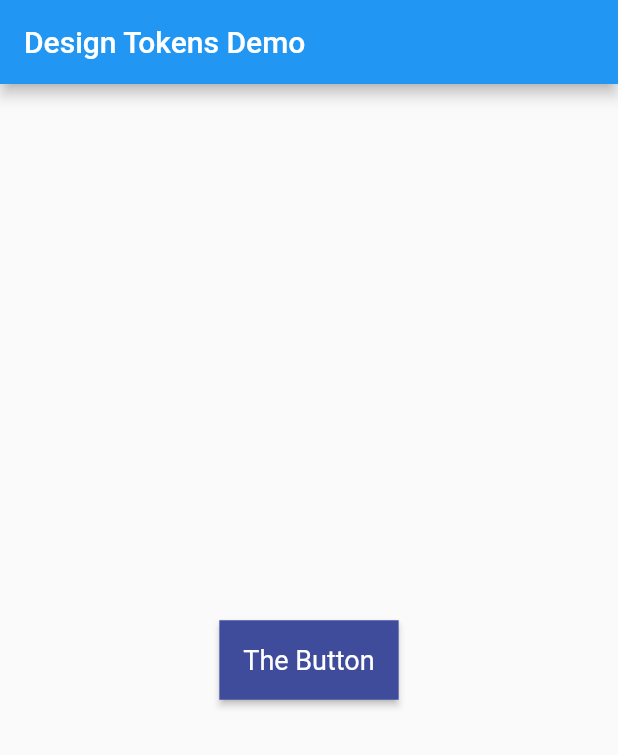
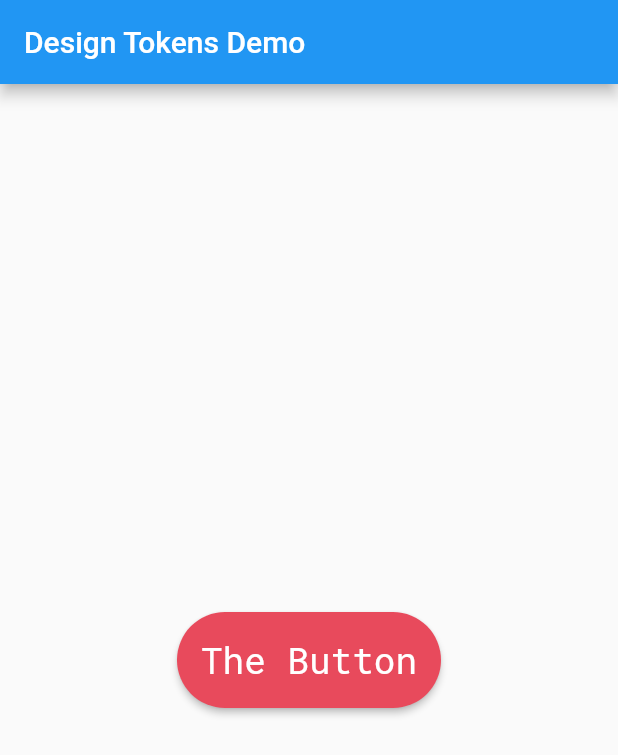
Before and after one commit to alxrein/design_tokens_chapter, a Flutter app: the screen it shows after launch, on a phone screen of 412 x 824 dp. Shown: the top 755 px of the screen. Run offline on Flutter 3.47's test engine with Material 2 defaults, Android fonts, the phone set to English and light mode, and no system bars; our stand-ins replace google_fonts.

Commit message:
add fontFamilies generator

```diff
--- a/gen/bin/gen.dart
+++ b/gen/bin/gen.dart
@@ -70,6 +70,8 @@ class EntityGenerator {
         return _doubleGenerator;
       case 'fontSizes':
         return _doubleGenerator;
+      case 'fontFamilies':
+        return _stringGenerator;
       case 'color':
         return _colorGenerator;
       default:
@@ -79,6 +81,8 @@ class EntityGenerator {
 
   String get _doubleGenerator =>
       '${isInClass ? 'static' : ''} const $_name = $_value.0;';
+  String get _stringGenerator =>
+      '${isInClass ? 'static' : ''} const $_name = \'$_value\';';
   String get _colorGenerator =>
       '${isInClass ? 'static' : ''} const $_name = Color(0xff${(_value as String).substring(1)});';
 }
--- a/lib/theme/button_style_kit.dart
+++ b/lib/theme/button_style_kit.dart
@@ -1,12 +1,14 @@
 import 'package:design_tokens_chapter/theme/generated_kit.dart' as g;
 import 'package:flutter/material.dart';
+import 'package:google_fonts/google_fonts.dart';
 
 class ButtonKit {
   static final primary = ButtonStyle(
     backgroundColor: MaterialStateProperty.all(g.KitColors.button),
     foregroundColor: MaterialStateProperty.all(Colors.white),
-    textStyle: MaterialStateProperty.all(
-        const TextStyle(fontSize: g.fontSize.PrimaryButton)),
+    textStyle: MaterialStateProperty.all(GoogleFonts.getFont(
+        g.fontFamilies.button,
+        fontSize: g.fontSize.PrimaryButton)),
     padding:
         MaterialStateProperty.all(const EdgeInsets.fromLTRB(16, 16, 16, 16)),
     shape: MaterialStateProperty.all<OutlinedBorder>(
--- a/lib/theme/generated_kit.dart
+++ b/lib/theme/generated_kit.dart
@@ -1,11 +1,11 @@
 import 'package:flutter/material.dart';
 
 class KitColors {
-static const button = Color(0xff3F4C9B);
+static const button = Color(0xffE84A5C);
 }
 
 class fontFamilies {
-
+static const button = 'Roboto Mono';
 }
 
 class lineHeights {
@@ -17,7 +17,7 @@ class fontWeights {
 }
 
 class fontSize {
-static const PrimaryButton = 18.0;
+static const PrimaryButton = 24.0;
 }
 
 class letterSpacing {
@@ -40,4 +40,4 @@ class textDecoration {
 
 }
 
- const ButtonRadius = 0.0;
+ const ButtonRadius = 48.0;
```
Also changed, not shown: gen/jsons/a.json (+5 -5 lines), 2 other files.
